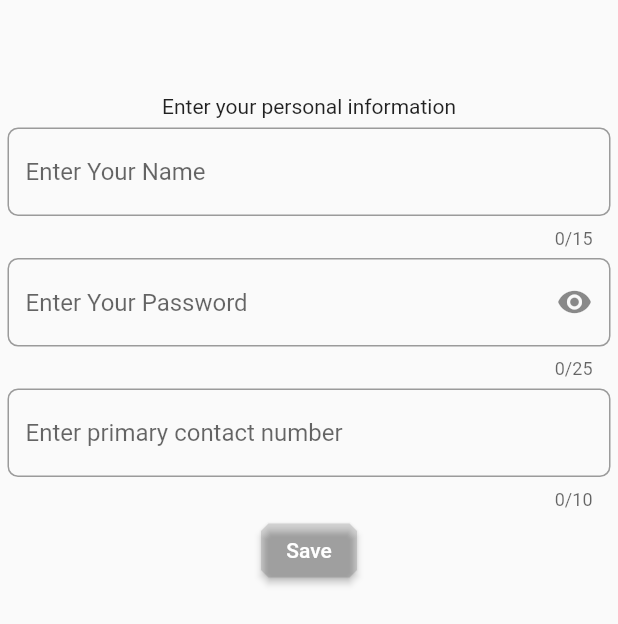
After one commit to Nc-upadhyay/safety-mobile-app, a Flutter app: the PersonalInformation screen opened directly, on a phone screen of 412 x 824 dp. The commit adds this screen. Shown: the top 624 px of the screen. Run offline on Flutter 3.47's test engine with Material 2 defaults, Android fonts, the phone set to English and light mode, and no system bars; our stand-ins replace awesome_notifications, email_validator, geocoding, geolocator, shared_preferences; missing offline and left inert: shake, sms; accounts and stored records are empty.

Commit message:
Safety App :: adding sms

```diff
--- a/lib/check_user_visit_first_time.dart
+++ b/lib/check_user_visit_first_time.dart
@@ -9,7 +9,6 @@ class CheckUserVistFirstTimeOrNot extends StatelessWidget {
   void isUserVisitFirstTime(BuildContext context) async {
     SharedPreferences sharedPreferences = await SharedPreferences.getInstance();
     String? name = sharedPreferences.getString("name1");
-    // print("=================${name}");
 
     if (name == null) {
       Navigator.of(context)
--- a/lib/contact_detail_save.dart
+++ b/lib/contact_detail_save.dart
@@ -13,6 +13,7 @@ class ContactDetailSave extends StatelessWidget {
   TextEditingController email = TextEditingController();
 
   ContactDetailSave({super.key});
+
   @override
   Widget build(BuildContext context) {
     return Scaffold();
@@ -135,7 +136,7 @@ class ContactDetailSave extends StatelessWidget {
                 //store value in shared preference
               } else {
                 StoreValueInSharedPreference(
-                        name.text, contextNumber.text, email.text, relation)
+                        name.text, contextNumber.text, relation)
                     .store();
 
                 // Navigator.of(context).push(
--- /dev/null
+++ b/lib/personal_information.dart
@@ -0,0 +1,134 @@
+import 'package:flutter/material.dart';
+import 'package:motion_detection/show_snack_bar.dart';
+import 'package:motion_detection/store_value_in_shareprepherence.dart';
+
+import 'main.dart';
+
+class PersonalInformation extends StatefulWidget {
+  const PersonalInformation({super.key});
+
+  @override
+  State<PersonalInformation> createState() => _PersonalInformationState();
+}
+
+class _PersonalInformationState extends State<PersonalInformation> {
+  TextEditingController name = TextEditingController();
+  TextEditingController password = TextEditingController();
+  TextEditingController contact = TextEditingController();
+  TextEditingController contact2 = TextEditingController();
+  bool passwordVisible = false;
+
+  @override
+  void initState() {
+    super.initState();
+    passwordVisible = true;
+  }
+
+  @override
+  Widget build(BuildContext context) {
+    return Scaffold(
+        body: SingleChildScrollView(
+      child: Column(
+        children: [
+          const SizedBox(
+            height: 60,
+          ),
+          const Padding(
+            padding: EdgeInsets.symmetric(horizontal: 5, vertical: 3),
+            child: Text("Enter your personal information"),
+          ),
+          Padding(
+            padding: const EdgeInsets.symmetric(horizontal: 5, vertical: 3),
+            child: TextFormField(
+              controller: name,
+              maxLength: 15,
+              validator: (value) {
+                if (value == null || value.isEmpty) {
+                  return 'Please enter name';
+                }
+                return null;
+              },
+              decoration: InputDecoration(
+                  border: OutlineInputBorder(
+                      borderRadius: BorderRadius.circular(7)),
+                  hintText: 'Enter Your Name'),
+            ),
+          ),
+          Padding(
+            padding: const EdgeInsets.symmetric(horizontal: 5, vertical: 3),
+            child: TextFormField(
+              controller: password,
+              obscureText: passwordVisible,
+              maxLength: 25,
+              validator: (value) {
+                if (value == null || value.isEmpty) {
+                  return 'Please enter password';
+                }
+                return null;
+              },
+              decoration: InputDecoration(
+                  suffixIcon: IconButton(
+                    icon: Icon(passwordVisible
+                        ? Icons.visibility
+                        : Icons.visibility_off),
+                    onPressed: () {
+                      setState(() {
+                        passwordVisible = !passwordVisible;
+                      });
+                    },
+                  ),
+                  border: OutlineInputBorder(
+                      borderRadius: BorderRadius.circular(7)),
+                  hintText: 'Enter Your Password'),
+            ),
+          ),
+          Padding(
+            padding: const EdgeInsets.symmetric(horizontal: 5, vertical: 3),
+            child: TextFormField(
+              controller: contact,
+              maxLength: 10,
+              validator: (value) {
+                if (value == null || value.isEmpty) {
+                  return 'Please enter primary contact Number';
+                }
+                return null;
+              },
+              decoration: InputDecoration(
+                  border: OutlineInputBorder(
+                      borderRadius: BorderRadius.circular(7)),
+                  hintText: 'Enter primary contact number'),
+            ),
+          ),
+          ElevatedButton(
+              style: ElevatedButton.styleFrom(
+                  shape: BeveledRectangleBorder(
+                      borderRadius: BorderRadius.circular(5)),
+                  backgroundColor: Colors.black12,
+                  foregroundColor: Colors.white),
+              onPressed: () {
+                if (name.text.toString().isEmpty) {
+                  ShowSnackBar.showInSnackBar(
+                      "Enter Name", context, Colors.red);
+                } else if (password.text.toString().isEmpty) {
+                  ShowSnackBar.showInSnackBar(
+                      "Enter password", context, Colors.red);
+                } else if (contact.text.toString().isEmpty) {
+                  ShowSnackBar.showInSnackBar(
+                      "Enter primary contact number", context, Colors.red);
+                } else if (contact2.text.isEmpty) {
+                  ShowSnackBar.showInSnackBar(
+                      "Enter secondary contact number", context, Colors.red);
+                  //store value in shared preference
+                } else {
+                  StoreValueInSharedPreference.personalDetails(
+                      name.text, contact.text, contact2.text, password.text);
+                  Navigator.of(context).push(MaterialPageRoute(
+                      builder: (context) => const DemoPage()));
+                }
+              },
+              child: const Text('Save'))
+        ],
+      ),
+    ));
+  }
+}
--- a/lib/splace_screen.dart
+++ b/lib/splace_screen.dart
@@ -1,6 +1,6 @@
 import 'package:email_validator/email_validator.dart';
 import 'package:flutter/material.dart';
-import 'package:motion_detection/main.dart';
+import 'package:motion_detection/personal_information.dart';
 import 'package:motion_detection/relation_provider.dart';
 import 'package:motion_detection/show_snack_bar.dart';
 import 'package:motion_detection/store_value_in_shareprepherence.dart';
@@ -47,21 +47,21 @@ class SplaceScreensWs extends StatelessWidget {
                     ),
                     textbox(
                       name,
-                      "Name",
+                      "Name of your relative",
                     ),
                     const SizedBox(
                       height: 5,
                     ),
                     textbox(
                       email,
-                      "Email",
+                      "Email of your relative",
                     ),
                     const SizedBox(
                       height: 5,
                     ),
                     textbox(
                       contextNumber,
-                      "Contact Number",
+                      "Contact Number of your relative",
                     ),
                     const SizedBox(
                       height: 5,
@@ -137,10 +137,10 @@ class SplaceScreensWs extends StatelessWidget {
                 relation = Provider.of<RelationProvider>(context, listen: false)
                     .getRelation();
                 StoreValueInSharedPreference(
-                        name.text, contextNumber.text, email.text, relation)
+                        name.text, contextNumber.text, relation)
                     .storeDataFirstTime();
-                Navigator.of(context).push(
-                    MaterialPageRoute(builder: (context) => const DemoPage()));
+                Navigator.of(context).push(MaterialPageRoute(
+                    builder: (context) => const PersonalInformation()));
               }
             },
             child: const Text('Save')));
--- a/pubspec.yaml
+++ b/pubspec.yaml
@@ -46,6 +46,7 @@ dependencies:
   flutter_email_sender: ^5.2.0
   geocode: 1.0.2
   geocoding: ^2.1.0
+  sms: ^0.2.4
 
 
 dev_dependencies:
```
Also changed, not shown: lib/get_detail.dart (+6 -33 lines), lib/main.dart (+57 -74 lines), lib/store_value_in_shareprepherence.dart (+18 -25 lines), pubspec.lock, 1 other file.
